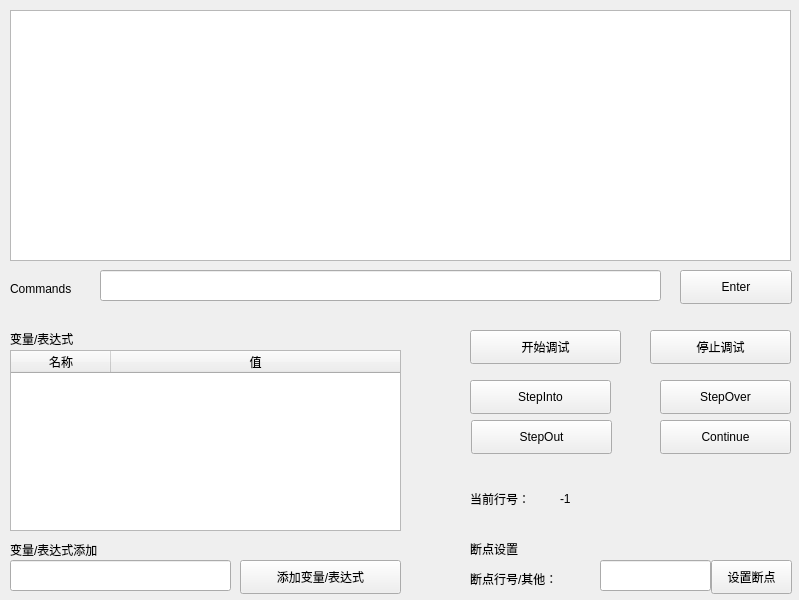
Old version of the form BITC/debuger.ui in the repository ssh555/CPP-IDE.
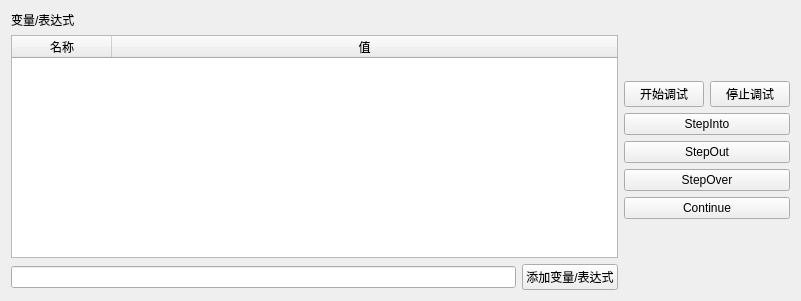
New version of the form.

Commit message: debuger：将debuger加入了mainwindow，修改了debuger有关的文件/maindow与debuger有关的地方 括号匹配：修复前后相同括号匹配不上的问题，替换相关槽函数即可

Patch:
```diff
--- a/BITC/debuger.ui
+++ b/BITC/debuger.ui
@@ -6,248 +6,30 @@
    <rect>
     <x>0</x>
     <y>0</y>
-    <width>799</width>
-    <height>600</height>
+    <width>801</width>
+    <height>301</height>
    </rect>
   </property>
   <property name="windowTitle">
    <string>Form</string>
   </property>
-  <widget class="QPushButton" name="EnterButton">
-   <property name="geometry">
-    <rect>
-     <x>680</x>
-     <y>270</y>
-     <width>112</width>
-     <height>34</height>
-    </rect>
+  <layout class="QHBoxLayout" name="horizontalLayout_4" stretch="0,0">
+   <property name="sizeConstraint">
+    <enum>QLayout::SetDefaultConstraint</enum>
    </property>
-   <property name="styleSheet">
-    <string notr="true">font: 75 14pt &quot;Consolas&quot;;</string>
-   </property>
-   <property name="text">
-    <string>Enter</string>
-   </property>
-   <property name="shortcut">
-    <string>Return</string>
-   </property>
-  </widget>
-  <widget class="QTextBrowser" name="Information">
-   <property name="geometry">
-    <rect>
-     <x>10</x>
-     <y>10</y>
-     <width>781</width>
-     <height>251</height>
-    </rect>
-   </property>
-  </widget>
-  <widget class="QPushButton" name="Continue">
-   <property name="geometry">
-    <rect>
-     <x>660</x>
-     <y>420</y>
-     <width>131</width>
-     <height>34</height>
-    </rect>
-   </property>
-   <property name="styleSheet">
-    <string notr="true">font: 75 14pt &quot;Consolas&quot;;</string>
-   </property>
-   <property name="text">
-    <string>Continue</string>
-   </property>
-  </widget>
-  <widget class="QLineEdit" name="DisplayLine">
-   <property name="geometry">
-    <rect>
-     <x>10</x>
-     <y>560</y>
-     <width>221</width>
-     <height>31</height>
-    </rect>
-   </property>
-   <property name="text">
-    <string/>
-   </property>
-  </widget>
-  <widget class="QPushButton" name="StepOut">
-   <property name="geometry">
-    <rect>
-     <x>471</x>
-     <y>420</y>
-     <width>141</width>
-     <height>34</height>
-    </rect>
-   </property>
-   <property name="styleSheet">
-    <string notr="true">font: 75 14pt &quot;Consolas&quot;;</string>
-   </property>
-   <property name="text">
-    <string>StepOut</string>
-   </property>
-  </widget>
-  <widget class="QPushButton" name="StepInto">
-   <property name="geometry">
-    <rect>
-     <x>470</x>
-     <y>380</y>
-     <width>141</width>
-     <height>34</height>
-    </rect>
-   </property>
-   <property name="styleSheet">
-    <string notr="true">font: 75 14pt &quot;Consolas&quot;;</string>
-   </property>
-   <property name="text">
-    <string>StepInto</string>
-   </property>
-  </widget>
-  <widget class="QLineEdit" name="BreakLine">
-   <property name="geometry">
-    <rect>
-     <x>600</x>
-     <y>560</y>
-     <width>111</width>
-     <height>31</height>
-    </rect>
-   </property>
-   <property name="text">
-    <string/>
-   </property>
-  </widget>
-  <widget class="QPushButton" name="DisplayButton">
-   <property name="geometry">
-    <rect>
-     <x>240</x>
-     <y>560</y>
-     <width>161</width>
-     <height>34</height>
-    </rect>
-   </property>
-   <property name="text">
-    <string>添加变量/表达式</string>
-   </property>
-  </widget>
-  <widget class="QPushButton" name="Stop">
-   <property name="geometry">
-    <rect>
-     <x>650</x>
-     <y>330</y>
-     <width>141</width>
-     <height>34</height>
-    </rect>
-   </property>
-   <property name="styleSheet">
-    <string notr="true">font: 75 14pt &quot;Consolas&quot;;</string>
-   </property>
-   <property name="text">
-    <string>停止调试</string>
-   </property>
-  </widget>
-  <widget class="QLabel" name="label_5">
-   <property name="geometry">
-    <rect>
-     <x>10</x>
-     <y>280</y>
-     <width>81</width>
-     <height>18</height>
-    </rect>
-   </property>
-   <property name="styleSheet">
-    <string notr="true">font: 75 10pt &quot;Consolas&quot;;</string>
-   </property>
-   <property name="text">
-    <string>Commands</string>
-   </property>
-  </widget>
-  <widget class="QLabel" name="label_3">
-   <property name="geometry">
-    <rect>
-     <x>10</x>
-     <y>540</y>
-     <width>141</width>
-     <height>20</height>
-    </rect>
-   </property>
-   <property name="text">
-    <string>变量/表达式添加</string>
-   </property>
-  </widget>
-  <widget class="QPushButton" name="StepOver">
-   <property name="geometry">
-    <rect>
-     <x>660</x>
-     <y>380</y>
-     <width>131</width>
-     <height>34</height>
-    </rect>
-   </property>
-   <property name="styleSheet">
-    <string notr="true">font: 75 14pt &quot;Consolas&quot;;</string>
-   </property>
-   <property name="text">
-    <string>StepOver</string>
-   </property>
-  </widget>
+   <item>
+    <layout class="QVBoxLayout" name="Display">
+     <item>
+      <layout class="QVBoxLayout" name="verticalLayout_2">
+       <item>
   <widget class="QLabel" name="label">
-   <property name="geometry">
-    <rect>
-     <x>10</x>
-     <y>330</y>
-     <width>101</width>
-     <height>18</height>
-    </rect>
-   </property>
    <property name="text">
     <string>变量/表达式</string>
    </property>
   </widget>
-  <widget class="QLineEdit" name="EnterLine">
-   <property name="geometry">
-    <rect>
-     <x>100</x>
-     <y>270</y>
-     <width>561</width>
-     <height>31</height>
-    </rect>
-   </property>
-  </widget>
-  <widget class="QPushButton" name="BreakButton">
-   <property name="geometry">
-    <rect>
-     <x>711</x>
-     <y>560</y>
-     <width>81</width>
-     <height>34</height>
-    </rect>
-   </property>
-   <property name="text">
-    <string>设置断点</string>
-   </property>
-  </widget>
-  <widget class="QLabel" name="label_4">
-   <property name="geometry">
-    <rect>
-     <x>470</x>
-     <y>540</y>
-     <width>141</width>
-     <height>18</height>
-    </rect>
-   </property>
-   <property name="text">
-    <string>断点设置</string>
-   </property>
-  </widget>
+       </item>
+       <item>
   <widget class="QTableWidget" name="DisplayView">
-   <property name="geometry">
-    <rect>
-     <x>10</x>
-     <y>350</y>
-     <width>391</width>
-     <height>181</height>
-    </rect>
-   </property>
    <property name="rowCount">
     <number>0</number>
    </property>
@@ -280,54 +62,40 @@
     </property>
    </column>
   </widget>
-  <widget class="QLabel" name="label_2">
-   <property name="geometry">
-    <rect>
-     <x>470</x>
-     <y>570</y>
-     <width>131</width>
-     <height>18</height>
-    </rect>
-   </property>
+       </item>
+       <item>
+        <layout class="QHBoxLayout" name="horizontalLayout">
+         <item>
+          <widget class="QLineEdit" name="DisplayLine">
    <property name="text">
-    <string>断点行号/其他：</string>
-   </property>
-  </widget>
-  <widget class="QLabel" name="label_6">
-   <property name="geometry">
-    <rect>
-     <x>470</x>
-     <y>490</y>
-     <width>91</width>
-     <height>18</height>
-    </rect>
-   </property>
+            <string/>
+           </property>
+          </widget>
+         </item>
+         <item>
+          <widget class="QPushButton" name="DisplayButton">
    <property name="text">
-    <string>当前行号：</string>
-   </property>
-  </widget>
-  <widget class="QLabel" name="NowLineNumber">
-   <property name="geometry">
-    <rect>
-     <x>560</x>
-     <y>490</y>
-     <width>221</width>
-     <height>18</height>
-    </rect>
-   </property>
-   <property name="text">
-    <string>-1</string>
-   </property>
-  </widget>
+            <string>添加变量/表达式</string>
+           </property>
+          </widget>
+         </item>
+        </layout>
+       </item>
+      </layout>
+     </item>
+    </layout>
+   </item>
+   <item>
+    <layout class="QVBoxLayout" name="Buttons">
+     <property name="sizeConstraint">
+      <enum>QLayout::SetMinimumSize</enum>
+     </property>
+     <item>
+      <layout class="QVBoxLayout" name="verticalLayout_5">
+       <item>
+        <layout class="QHBoxLayout" name="horizontalLayout_3">
+         <item>
   <widget class="QPushButton" name="Start">
-   <property name="geometry">
-    <rect>
-     <x>470</x>
-     <y>330</y>
-     <width>151</width>
-     <height>34</height>
-    </rect>
-   </property>
    <property name="styleSheet">
     <string notr="true">font: 75 14pt &quot;Consolas&quot;;</string>
    </property>
@@ -335,6 +103,64 @@
     <string>开始调试</string>
    </property>
   </widget>
+         </item>
+         <item>
+          <widget class="QPushButton" name="Stop">
+           <property name="styleSheet">
+            <string notr="true">font: 75 14pt &quot;Consolas&quot;;</string>
+           </property>
+           <property name="text">
+            <string>停止调试</string>
+           </property>
+          </widget>
+         </item>
+        </layout>
+       </item>
+       <item>
+        <widget class="QPushButton" name="StepInto">
+         <property name="styleSheet">
+          <string notr="true">font: 75 14pt &quot;Consolas&quot;;</string>
+         </property>
+         <property name="text">
+          <string>StepInto</string>
+         </property>
+        </widget>
+       </item>
+       <item>
+        <widget class="QPushButton" name="StepOut">
+         <property name="styleSheet">
+          <string notr="true">font: 75 14pt &quot;Consolas&quot;;</string>
+         </property>
+         <property name="text">
+          <string>StepOut</string>
+         </property>
+        </widget>
+       </item>
+       <item>
+        <widget class="QPushButton" name="StepOver">
+         <property name="styleSheet">
+          <string notr="true">font: 75 14pt &quot;Consolas&quot;;</string>
+         </property>
+         <property name="text">
+          <string>StepOver</string>
+         </property>
+        </widget>
+       </item>
+       <item>
+        <widget class="QPushButton" name="Continue">
+         <property name="styleSheet">
+          <string notr="true">font: 75 14pt &quot;Consolas&quot;;</string>
+         </property>
+         <property name="text">
+          <string>Continue</string>
+         </property>
+        </widget>
+       </item>
+      </layout>
+     </item>
+    </layout>
+   </item>
+  </layout>
  </widget>
  <resources/>
  <connections/>
```
Lines whose indentation alone changed are shown as unchanged. The commit also changes 40 other files.
